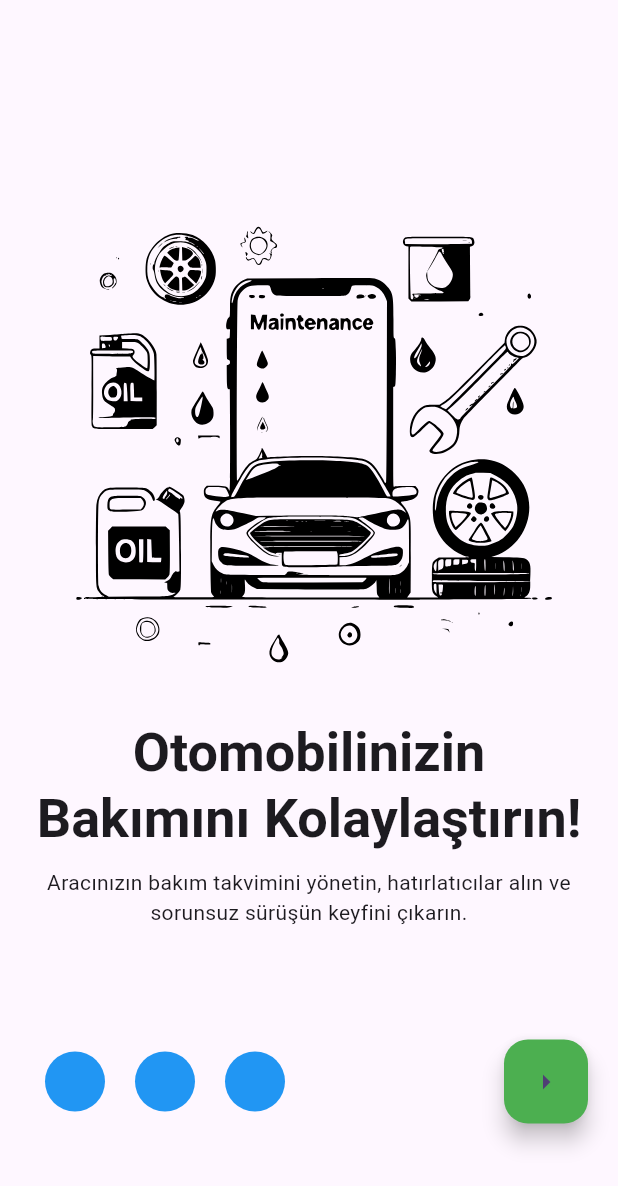
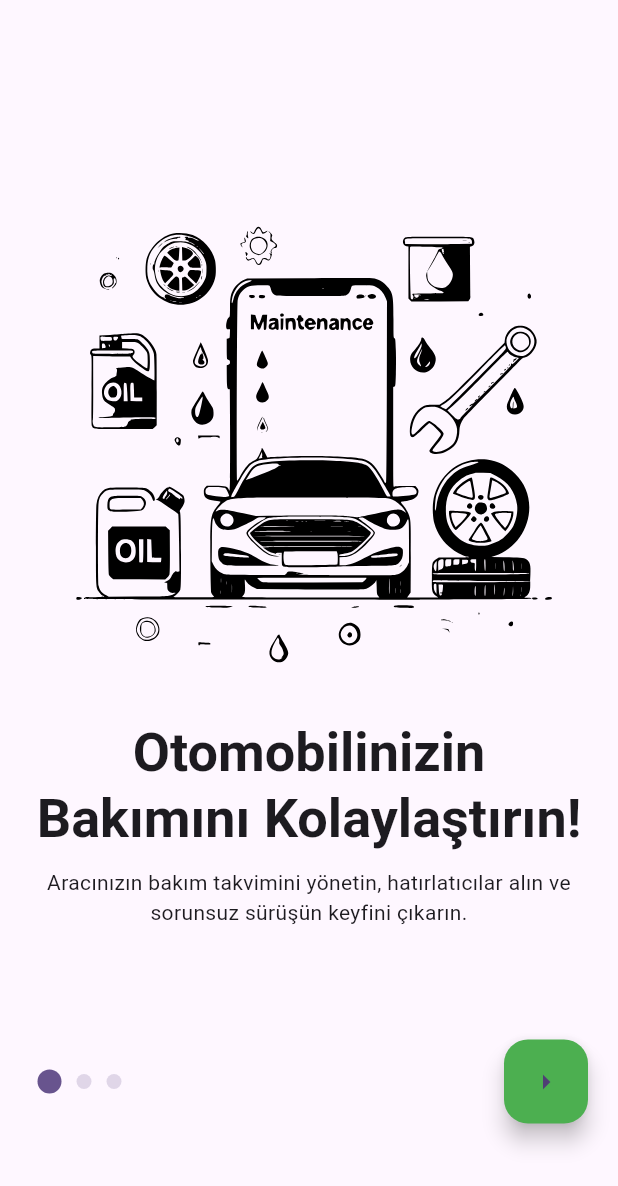
Before and after one commit to yusufulusahin/on_board_screen, a Flutter app: the screen it shows after launch, on a phone screen of 412 x 824 dp. Shown: the top 1186 px of the screen. Run offline on Flutter 3.47's test engine with Material 3 defaults, Android fonts, the light colour scheme and no system bars; drawn by our look-alikes of auto_size_text; our stand-ins replace flutter_mobx, flutter_svg, mobx; generated files the repository leaves out were written again.

Commit message:
page_indicator mobx ile yapıldı

```diff
--- a/lib/core/base/view/base_view.dart
+++ b/lib/core/base/view/base_view.dart
@@ -19,8 +19,10 @@ class BaseView<T> extends StatefulWidget {
 }
 
 class _BaseViewState<T> extends State<BaseView<T>> {
+  late T model;
   @override
   void initState() {
+    model = widget.viewModel;
     super.initState();
     widget.onModelReady?.call(widget.viewModel);
   }
@@ -33,6 +35,6 @@ class _BaseViewState<T> extends State<BaseView<T>> {
 
   @override
   Widget build(BuildContext context) {
-    return widget.onBuilder(context, widget.viewModel);
+    return widget.onBuilder(context, model);
   }
 }
--- a/lib/view/_autthanticate/onboard/view/onboard_view.dart
+++ b/lib/view/_autthanticate/onboard/view/onboard_view.dart
@@ -1,5 +1,6 @@
 import 'package:auto_size_text/auto_size_text.dart';
 import 'package:flutter/material.dart';
+import 'package:flutter_mobx/flutter_mobx.dart';
 import 'package:flutter_svg/svg.dart';
 import 'package:on_board_screen/core/base/view/base_view.dart';
 import 'package:on_board_screen/view/_autthanticate/onboard/model/on_board_model.dart';
@@ -29,21 +30,28 @@ class _OnboardViewState extends State<OnboardView> {
               child: Column(
                 children: [
                   Spacer(flex: 1),
-                  Expanded(
-                    flex: 5,
-                    child: PageView.builder(
+                  Expanded(flex: 5, child: BuildPageView(viewModel)),
+                  Expanded(flex: 2, child: BuildRowFooter(viewModel)),
+                ],
+              ),
+            ),
+          ),
+    );
+  }
+
+  PageView BuildPageView(OnboardViewModel viewModel) {
+    return PageView.builder(
+      onPageChanged: (value) => viewModel.changeCurrentIndex(value),
       controller: _pageController,
       itemCount: viewModel.onboardItems.length,
       itemBuilder:
-                          (context, index) => BuildColumnBody(
-                            context,
-                            viewModel.onboardItems[index],
-                          ),
-                    ),
-                  ),
-                  Expanded(
-                    flex: 2,
-                    child: Row(
+          (context, index) =>
+              BuildColumnBody(context, viewModel.onboardItems[index]),
+    );
+  }
+
+  Row BuildRowFooter(OnboardViewModel viewModel) {
+    return Row(
       mainAxisAlignment: MainAxisAlignment.spaceBetween,
       children: [
         Expanded(
@@ -53,9 +61,18 @@ class _OnboardViewState extends State<OnboardView> {
             scrollDirection: Axis.horizontal,
             itemBuilder: (context, index) {
               return Padding(
-                                padding: EdgeInsets.all(10),
-                                child: CircleAvatar(
-                                  backgroundColor: Colors.blue,
+                padding: EdgeInsets.all(5),
+                child: Observer(
+                  builder: (_) {
+                    return CircleAvatar(
+                      radius: viewModel.currentindex == index ? 8 : 5,
+                      backgroundColor: Theme.of(
+                        context,
+                      ).primaryColor.withOpacity(
+                        viewModel.currentindex == index ? 1 : 0.2,
+                      ),
+                    );
+                  },
                 ),
               );
             },
@@ -67,12 +84,6 @@ class _OnboardViewState extends State<OnboardView> {
           onPressed: () {},
         ),
       ],
-                    ),
-                  ),
-                ],
-              ),
-            ),
-          ),
     );
   }
 
@@ -88,18 +99,26 @@ class _OnboardViewState extends State<OnboardView> {
   Column BuildColumnText(BuildContext context, OnBoardModel model) {
     return Column(
       children: [
-        AutoSizeText(
+        AutoSizeTextTitle(model, context),
+        AutoSizeTextDescription(model),
+      ],
+    );
+  }
+
+  Padding AutoSizeTextDescription(OnBoardModel model) {
+    return Padding(
+      padding: const EdgeInsets.only(top: 10.0),
+      child: AutoSizeText(textAlign: TextAlign.center, model.description),
+    );
+  }
+
+  AutoSizeText AutoSizeTextTitle(OnBoardModel model, BuildContext context) {
+    return AutoSizeText(
       textAlign: TextAlign.center,
       model.title,
       style: Theme.of(
         context,
       ).textTheme.displaySmall!.copyWith(fontWeight: FontWeight.bold),
-        ),
-        Padding(
-          padding: const EdgeInsets.only(top: 10.0),
-          child: AutoSizeText(textAlign: TextAlign.center, model.description),
-        ),
-      ],
     );
   }
 
--- a/pubspec.yaml
+++ b/pubspec.yaml
@@ -33,6 +33,7 @@ dependencies:
   cupertino_icons: ^1.0.8
   flutter:
     sdk: flutter
+  flutter_mobx: ^2.3.0
   flutter_svg: any
   mobx: ^2.5.0
   mobx_codegen: ^2.3.0
```
Also changed, not shown: lib/view/_autthanticate/onboard/viewmodel/onboard_viewmodel.dart (+8 -0 lines), lib/view/_autthanticate/onboard/viewmodel/onboard_viewmodel.g.dart, pubspec.lock. Lines whose indentation alone changed are shown as unchanged.
